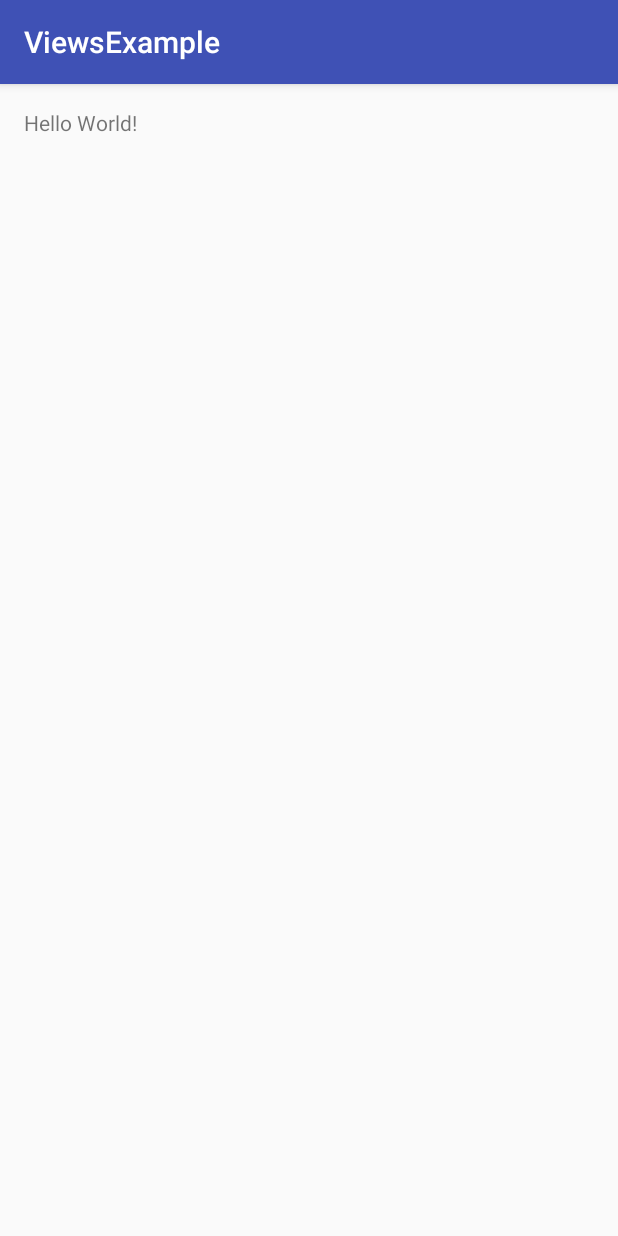
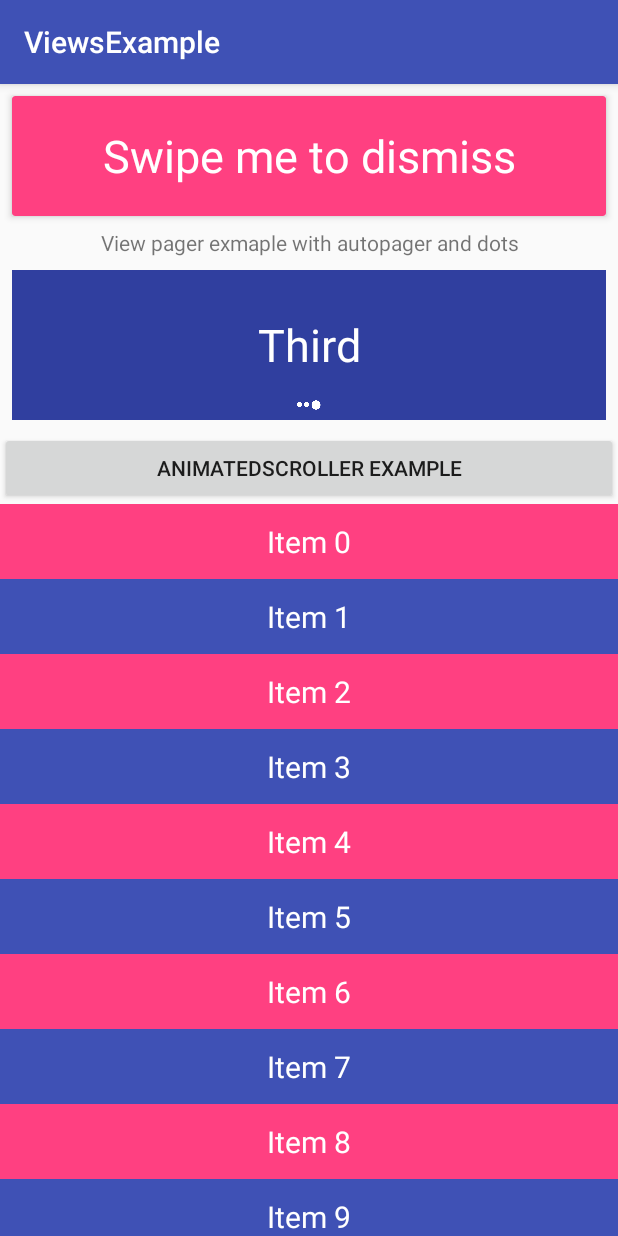
Before and after one commit to nitin070895a/views, an Android app: the screen it shows after launch (MainActivity), on a phone screen of 412 x 824 dp. Run offline under Robolectric (Android 15) with nearby library versions, the phone set to English and light mode, and no system bars.

Commit message:
Added animated scroll, autopager and example app

```diff
--- a/app/build.gradle
+++ b/app/build.gradle
@@ -20,14 +20,13 @@ android {
 }
 
 dependencies {
-    compile fileTree(dir: 'libs', include: ['*.jar'])
+    compile fileTree(include: ['*.jar'], dir: 'libs')
     testCompile 'junit:junit:4.12'
-
     compile "com.android.support:appcompat-v7:$rootProject.ext.support_version"
     compile "com.android.support:design:$rootProject.ext.support_version"
     compile "com.android.support:cardview-v7:$rootProject.ext.support_version"
     compile "com.android.support:appcompat-v7:$rootProject.ext.support_version"
     compile "com.android.support:support-v4:$rootProject.ext.support_version"
     compile "com.android.support:recyclerview-v7:$rootProject.ext.support_version"
-
+    compile project(':views')
 }
--- a/app/src/main/java/nitin/thecrazyprogrammer/viewsexample/MainActivity.java
+++ b/app/src/main/java/nitin/thecrazyprogrammer/viewsexample/MainActivity.java
@@ -1,13 +1,79 @@
 package nitin.thecrazyprogrammer.viewsexample;
 
+import android.support.v4.view.ViewPager;
+import android.support.v4.widget.NestedScrollView;
 import android.support.v7.app.AppCompatActivity;
 import android.os.Bundle;
+import android.support.v7.widget.ButtonBarLayout;
+import android.support.v7.widget.CardView;
+import android.support.v7.widget.RecyclerView;
+import android.util.Log;
+import android.view.View;
+import android.widget.Button;
+import android.widget.LinearLayout;
+
+import java.util.Random;
+
+import nitin.thecrazyprogrammer.views.AnimatedScroller;
+import nitin.thecrazyprogrammer.views.AutoPager;
+import nitin.thecrazyprogrammer.views.SwipeTouchListener;
 
 public class MainActivity extends AppCompatActivity {
+
+    private int TOTAL_PAGES = 3;
+    private int RECYCLER_VIEW_SIZE = 100;
+    private int PAGE_SCROLL_DELAY = 1500;
+
+    private CardView cardView;
+    private ViewPager viewPager;
+    private Button button;
+    NestedScrollView nestedScrollView;
+    private RecyclerView recyclerView;
+
+    private AutoPager autoPager;
+    private AnimatedScroller animatedScroller;
 
     @Override
     protected void onCreate(Bundle savedInstanceState) {
         super.onCreate(savedInstanceState);
         setContentView(R.layout.activity_main);
+
+        cardView = (CardView) findViewById(R.id.cardView);
+        viewPager = (ViewPager) findViewById(R.id.viewpager);
+        button = (Button) findViewById(R.id.button);
+        nestedScrollView = (NestedScrollView) findViewById(R.id.nestedScrollView);
+        recyclerView = (RecyclerView) findViewById(R.id.recyclerView);
+
+        cardView.setOnTouchListener(new SwipeTouchListener(this, true, 30, new SwipeTouchListener.SwipeViewDismissListener() {
+            @Override
+            public void dismiss(View view) {
+                cardView.setVisibility(View.GONE);
+            }
+        }));
+
+        button.setOnClickListener(new View.OnClickListener() {
+            @Override
+            public void onClick(View view) {
+                float y = recyclerView.getChildAt(0).getHeight() * new Random().nextInt(RECYCLER_VIEW_SIZE);
+                Log.e("Hurray", "Y " + y);
+                animatedScroller.scrollTo(0, (int) y, 1000);
+            }
+        });
+
+        autoPager = new AutoPager(this, 0, TOTAL_PAGES);
+        autoPager.setDelay(PAGE_SCROLL_DELAY);
+        viewPager.setAdapter(new ViewpagerAdapter(this, TOTAL_PAGES));
+        autoPager.makeDots(viewPager, (LinearLayout) findViewById(R.id.dots_ll));
+        autoPager.startAutoPaging(viewPager);
+
+        animatedScroller = new AnimatedScroller(nestedScrollView);
+        recyclerView.setAdapter(new RecyclerViewExampleAdapter(this, RECYCLER_VIEW_SIZE));
+    }
+
+    @Override
+    protected void onDestroy() {
+        if(autoPager != null)
+            autoPager.destroyAutoPager();
+        super.onDestroy();
     }
 }
--- /dev/null
+++ b/app/src/main/java/nitin/thecrazyprogrammer/viewsexample/RecyclerViewExampleAdapter.java
@@ -0,0 +1,67 @@
+package nitin.thecrazyprogrammer.viewsexample;
+
+import android.content.Context;
+import android.support.v7.widget.RecyclerView;
+import android.view.LayoutInflater;
+import android.view.View;
+import android.view.ViewGroup;
+import android.widget.LinearLayout;
+import android.widget.TextView;
+
+/**
+ * Created by Nitin on 09/03/18.
+ */
+
+public class RecyclerViewExampleAdapter extends RecyclerView.Adapter<RecyclerView.ViewHolder>{
+
+    private Context context;
+    private int size;
+    private LayoutInflater inflater;
+
+    public class MyHolder extends RecyclerView.ViewHolder{
+
+        private LinearLayout back;
+        private TextView textView;
+        private View view;
+
+        public MyHolder(View itemView) {
+            super(itemView);
+            this.view = itemView;
+            textView = itemView.findViewById(R.id.text);
+            back = itemView.findViewById(R.id.back);
+        }
+
+        public View getView() {
+            return view;
+        }
+    }
+
+    public RecyclerViewExampleAdapter(Context context, int size){
+        this.context = context;
+        this.size = size;
+        inflater = LayoutInflater.from(context);
+    }
+
+    @Override
+    public RecyclerView.ViewHolder onCreateViewHolder(ViewGroup parent, int viewType) {
+        View view = inflater.inflate(R.layout.item_recycler_view, parent, false);
+        return new MyHolder(view);
+    }
+
+    @Override
+    public void onBindViewHolder(RecyclerView.ViewHolder holder, int position) {
+
+        if(position %2 == 0)
+            ((MyHolder)holder).back.setBackgroundColor(context.getResources().getColor(R.color.colorAccent));
+        else
+            ((MyHolder)holder).back.setBackgroundColor(context.getResources().getColor(R.color.colorPrimary));
+
+        ((MyHolder)holder).textView.setText("Item " + position);
+
+    }
+
+    @Override
+    public int getItemCount() {
+        return size;
+    }
+}
--- /dev/null
+++ b/app/src/main/java/nitin/thecrazyprogrammer/viewsexample/ViewpagerAdapter.java
@@ -0,0 +1,60 @@
+package nitin.thecrazyprogrammer.viewsexample;
+
+import android.content.Context;
+import android.support.v4.view.PagerAdapter;
+import android.view.LayoutInflater;
+import android.view.View;
+import android.view.ViewGroup;
+import android.widget.LinearLayout;
+import android.widget.TextView;
+
+/**
+ * Created by Nitin on 09/03/18.
+ */
+public class ViewpagerAdapter extends PagerAdapter{
+
+    private int size;
+    private Context context;
+    private LayoutInflater inflater;
+    private TextView textView;
+    private LinearLayout back;
+
+    public ViewpagerAdapter(Context context, int size){
+
+        this.size = size;
+        this.context = context;
+        this.inflater = LayoutInflater.from(context);
+    }
+
+    @Override
+    public int getCount() {
+        return size;
+    }
+
+    @Override
+    public boolean isViewFromObject(View view, Object object) {
+        return view == object;
+    }
+
+    @Override
+    public Object instantiateItem(ViewGroup container, int position) {
+
+        View view = inflater.inflate(R.layout.item_viewpager, container, false);
+        textView = view.findViewById(R.id.text);
+        back = view.findViewById(R.id.back);
+
+        switch (position){
+            case 0: back.setBackgroundColor(context.getResources().getColor(R.color.colorPrimary)); textView.setText("First"); break;
+            case 1: back.setBackgroundColor(context.getResources().getColor(R.color.colorAccent)); textView.setText("Second"); break;
+            case 2: back.setBackgroundColor(context.getResources().getColor(R.color.colorPrimaryDark)); textView.setText("Third"); break;
+        }
+
+        container.addView(view);
+        return view;
+    }
+
+    @Override
+    public void destroyItem(ViewGroup container, int position, Object object) {
+        container.removeView((View) object);
+    }
+}
--- a/app/src/main/res/layout/activity_main.xml
+++ b/app/src/main/res/layout/activity_main.xml
@@ -1,18 +1,85 @@
 <?xml version="1.0" encoding="utf-8"?>
-<RelativeLayout xmlns:android="http://schemas.android.com/apk/res/android"
+<LinearLayout xmlns:android="http://schemas.android.com/apk/res/android"
     xmlns:tools="http://schemas.android.com/tools"
+    xmlns:app="http://schemas.android.com/apk/res-auto"
     android:id="@+id/activity_main"
     android:layout_width="match_parent"
     android:layout_height="match_parent"
-    android:paddingBottom="@dimen/activity_vertical_margin"
-    android:paddingLeft="@dimen/activity_horizontal_margin"
-    android:paddingRight="@dimen/activity_horizontal_margin"
-    android:paddingTop="@dimen/activity_vertical_margin"
+    android:orientation="vertical"
     tools:context="nitin.thecrazyprogrammer.viewsexample.MainActivity">
 
+    <android.support.v7.widget.CardView
+        android:id="@+id/cardView"
+        android:layout_width="match_parent"
+        android:layout_height="80dp"
+        android:clickable="true"
+        app:cardElevation="3dp"
+        android:layout_margin="8dp"
+        app:cardCornerRadius="2dp"
+        app:cardBackgroundColor="@color/colorAccent">
+
+        <TextView
+            android:layout_width="match_parent"
+            android:layout_height="match_parent"
+            android:text="Swipe me to dismiss"
+            android:gravity="center"
+            android:textSize="30sp"
+            android:textColor="#fff"
+            android:layout_gravity="center"/>
+
+    </android.support.v7.widget.CardView>
+
     <TextView
-        android:layout_width="wrap_content"
+        android:layout_width="match_parent"
+        android:layout_height="20dp"
+        android:text="View pager exmaple with autopager and dots"
+        android:gravity="center"/>
+
+    <FrameLayout
+        android:layout_width="match_parent"
+        android:layout_height="100dp"
+        android:layout_margin="8dp">
+
+        <android.support.v4.view.ViewPager
+            android:id="@+id/viewpager"
+            android:layout_width="match_parent"
+            android:layout_height="match_parent"/>
+
+        <LinearLayout
+            android:id="@+id/dots_ll"
+            android:layout_width="match_parent"
+            android:layout_height="20dp"
+            android:orientation="horizontal"
+            android:gravity="center"
+            android:layout_gravity="bottom"/>
+
+    </FrameLayout>
+
+    <Button
+        android:id="@+id/button"
+        android:layout_width="match_parent"
         android:layout_height="wrap_content"
-        android:text="Hello World!" />
+        android:text="AnimatedScroller Example"
+        android:gravity="center"/>
 
-</RelativeLayout>
+    <android.support.v4.widget.NestedScrollView
+        android:id="@+id/nestedScrollView"
+        android:layout_width="match_parent"
+        android:layout_height="wrap_content">
+
+        <LinearLayout
+            android:layout_width="match_parent"
+            android:layout_height="wrap_content">
+
+            <android.support.v7.widget.RecyclerView
+                android:id="@+id/recyclerView"
+                android:layout_width="match_parent"
+                android:layout_height="wrap_content"
+                android:nestedScrollingEnabled="false"
+                app:layoutManager="android.support.v7.widget.LinearLayoutManager" />
+
+        </LinearLayout>
+
+    </android.support.v4.widget.NestedScrollView>
+
+</LinearLayout>
--- /dev/null
+++ b/app/src/main/res/layout/item_recycler_view.xml
@@ -0,0 +1,19 @@
+<?xml version="1.0" encoding="utf-8"?>
+<LinearLayout
+    xmlns:android="http://schemas.android.com/apk/res/android"
+    android:id="@+id/back"
+    android:orientation="vertical"
+    android:layout_width="match_parent"
+    android:layout_height="50dp"
+    android:background="@color/colorPrimary">
+
+    <TextView
+        android:id="@+id/text"
+        android:textColor="#fff"
+        android:textSize="20sp"
+        android:text="Text"
+        android:layout_width="match_parent"
+        android:layout_height="match_parent"
+        android:gravity="center"/>
+
+</LinearLayout>
--- /dev/null
+++ b/app/src/main/res/layout/item_viewpager.xml
@@ -0,0 +1,19 @@
+<?xml version="1.0" encoding="utf-8"?>
+<LinearLayout
+    xmlns:android="http://schemas.android.com/apk/res/android"
+    android:orientation="vertical"
+    android:id="@+id/back"
+    android:layout_width="match_parent"
+    android:layout_height="80dp"
+    android:background="@color/colorPrimaryDark">
+
+    <TextView
+        android:id="@+id/text"
+        android:layout_width="match_parent"
+        android:layout_height="match_parent"
+        android:text="Viewpager item"
+        android:textSize="30sp"
+        android:textColor="#fff"
+        android:gravity="center"/>
+
+</LinearLayout>
--- /dev/null
+++ b/views/src/main/java/nitin/thecrazyprogrammer/views/AnimatedScroller.java
@@ -0,0 +1,68 @@
+package nitin.thecrazyprogrammer.views;
+
+import android.animation.Animator;
+import android.animation.AnimatorSet;
+import android.animation.ObjectAnimator;
+import android.view.View;
+
+/**
+ * Created by Nitin Khurana on 11/2/2017.
+ *
+ * Scrolls a view with an animation
+ */
+public class AnimatedScroller {
+
+    View view;
+
+    /**
+     * Scrolls a view with an animation
+     * @param view the view to be scrolled with an animation
+     */
+    public AnimatedScroller(View view){
+
+        this.view = view;
+    }
+
+    /**
+     * Scrolls the view given in the constructor with an animation
+     * @param x0 the x coordinate of the destination position
+     * @param y0 the y coordinate of the destination position
+     * @param duration the duration of the animation, i.e the time the animation should take to reach the destination coordinates
+     */
+    public void scrollTo(int x0, int y0, int duration) {
+        int x = x0;
+        int y = y0;
+        ObjectAnimator xTranslate = ObjectAnimator.ofInt(view, "scrollX", x);
+        ObjectAnimator yTranslate = ObjectAnimator.ofInt(view, "scrollY", y);
+
+        AnimatorSet animators = new AnimatorSet();
+        animators.setDuration(duration);
+        animators.playTogether(xTranslate, yTranslate);
+        animators.addListener(new Animator.AnimatorListener() {
+
+            @Override
+            public void onAnimationStart(Animator arg0) {
+                // TODO Auto-generated method stub
+            }
+
+            @Override
+            public void onAnimationRepeat(Animator arg0) {
+                // TODO Auto-generated method stub
+
+            }
+
+            @Override
+            public void onAnimationEnd(Animator arg0) {
+                // TODO Auto-generated method stub
+
+            }
+
+            @Override
+            public void onAnimationCancel(Animator arg0) {
+                // TODO Auto-generated method stub
+
+            }
+        });
+        animators.start();
+    }
+}
--- /dev/null
+++ b/views/src/main/java/nitin/thecrazyprogrammer/views/AutoPager.java
@@ -0,0 +1,183 @@
+package nitin.thecrazyprogrammer.views;
+
+import android.content.Context;
+import android.os.Handler;
+import android.support.v4.view.ViewPager;
+import android.view.MotionEvent;
+import android.view.View;
+import android.widget.ImageView;
+import android.widget.LinearLayout;
+
+import nitin.thecrazyprogrammer.views.R;
+
+/**
+ * Created by Nitin Khurana on 7/25/2017.
+ *
+ * This class provides functionality for a viewpager to scroll automatically
+ * Not only the autoscroll behavior but you can also add bottom dots to the viewpager with each dot representing a page
+ * The current page dot will automatically will be inflated by a certain degree
+ *
+ * Functions :
+ *
+ * A) Autopaging
+ * B) Provides Dots
+ *
+ * Note : ********** (This class provides both or either of these functions) ***********
+ * Note : ********** can be used when you either want autopaging or dots or both *******
+ *
+ * Usage Steps:
+ *
+ * 1. Create an instance of this class
+ * 2. Pass context, starting page number, total no of pages to the constructor
+ * 3. To start autopaging call startAutoPaging() method with passing your viewpager as parameter
+ * 4. To add dots create a linearLayout in your layout in which you want to add the dots and call method makeDots() passing your viewpager and that linearLayout
+ * 5. When you use autopager don't forget to call destroyAutoPager when you are done using it, usually it is called in onDestroyView() for fragment or onDestroy() for activity
+ *
+ * eg :
+ *
+ * AutoPager autoPager = new AutoPager(getActivity(), 0, banners.size());
+ * autoPager.startAutoPaging(viewPager); // for autopage
+ * autoPager.makeDots(viewPager,ll_bullets); // for making dots
+ * viewPager.setAdapter(yourAdapter);
+ *
+ */
+public class AutoPager {
+
+    private int DELAY = 7000;
+    private int currPage = 0;
+    private int totalPages = 0;
+    private boolean touched = false;
+
+    Context context;
+    Runnable autoPage;
+    Handler handler = new Handler();
+
+    /**
+     * Initiate the Autopager
+     * @param context the context of the activity
+     * @param startPage the page to begin with, usually 0
+     * @param totalPages the total no of pages in the viewpager
+     */
+    public AutoPager(Context context, int startPage, int totalPages){
+
+        currPage = startPage;
+        this.totalPages = totalPages;
+        this.context = context;
+    }
+
+    /**
+     * Starts autopaging on a viewpager
+     * Scrolls the viewpager automatically after a duration
+     * Also handles touch events, the viewpager will not scroll automatically if it is currently being touched
+     *
+     * Note : Infinite scroll, if reaches to the end starts from first page
+     *
+     * @param viewPager The viewpager to be scrolled automatically
+     */
+    public void startAutoPaging(final ViewPager viewPager){
+
+        autoPage = new Runnable() {
+            @Override
+            public void run() {
+                // if viewpager is not being touched
+                if (!touched) {/*
+                    if(!banner_viewpager.isSelected())
+                        banner_viewpager.setCurrentItem(currPage);*/
+                    ++currPage;
+                    if (currPage >= totalPages)
+                        currPage = 0;
+
+                    viewPager.setCurrentItem(currPage);
+                }
+                handler.postDelayed(autoPage, DELAY);
+            }
+        };
+
+        viewPager.setOnTouchListener(new View.OnTouchListener() {
+            @Override
+            public boolean onTouch(View v, MotionEvent event) {
+                if (event.getAction() == MotionEvent.ACTION_DOWN)
+                    touched = true;
+                else if (event.getAction() == MotionEvent.ACTION_UP)
+                    touched = false;
+                return false;
+            }
+        });
+
+        handler.postDelayed(autoPage, DELAY);
+    }
+
+    /**
+     * Sets the delay after which the viewpager will be scrolled
+     * @param delay time in miliseconds
+     */
+    public void setDelay(int delay) {
+        this.DELAY = delay;
+    }
+
+    /**
+     * Destroy the auto paging thread
+     * Must always be called
+     */
+    public void destroyAutoPager(){
+
+        handler.removeCallbacks(autoPage);
+    }
+
+    /**
+     * Make dots around the viewpager
+     * @param viewPager the viewpager to have dots
+     * @param dot_ll the linear layout added in your layout file that will contain dots
+     */
+    public void makeDots(ViewPager viewPager, final LinearLayout dot_ll) {
+
+        dot_ll.removeAllViews();
+
+        for (int i = 0; i < totalPages; i++) {
+            LinearLayout.LayoutParams params;
+            params = new LinearLayout.LayoutParams(context.getResources().getDimensionPixelOffset(R.dimen._5dp), context.getResources().getDimensionPixelOffset(R.dimen._5dp));
+
+            ImageView imageView = new ImageView(context);
+            imageView.setLayoutParams(params);
+            imageView.setImageResource(R.drawable.dot);
+            imageView.setId(987 + i);
+
+            dot_ll.addView(imageView);
+        }
+
+        if (totalPages > 0)
+            bigDot(0, dot_ll);
+
+        viewPager.addOnPageChangeListener(new ViewPager.OnPageChangeListener() {
+            @Override
+            public void onPageScrolled(int position, float positionOffset, int positionOffsetPixels) {
+                currPage = position;
+                bigDot(position, dot_ll);
+            }
+            @Override
+            public void onPageSelected(int position) {}
+            @Override
+            public void onPageScrollStateChanged(int state) {}
+        });
+
+    }
+
+    /**
+     * Internal method to highlight dot that is represeting the current page of the viewpager
+     * @param n current page no of the viewpager
+     * @param dot_ll the linear layout where we have the dots
+     */
+    private void bigDot(int n, LinearLayout dot_ll) {
+        LinearLayout.LayoutParams params;
+
+        for (int i = 0; i < totalPages; i++) {
+            ImageView imageView = (ImageView) dot_ll.findViewById(987 + i);
+            if (i == n)
+                params = new LinearLayout.LayoutParams(context.getResources().getDimensionPixelOffset(R.dimen._8dp), context.getResources().getDimensionPixelOffset(R.dimen._8dp));
+            else
+                params = new LinearLayout.LayoutParams(context.getResources().getDimensionPixelOffset(R.dimen._5dp), context.getResources().getDimensionPixelOffset(R.dimen._5dp));
+            imageView.setLayoutParams(params);
+            imageView.setImageResource(R.drawable.dot);
+        }
+    }
+}
--- a/views/src/main/java/nitin/thecrazyprogrammer/views/Views/SwipeTouchListener.java
+++ b/views/src/main/java/nitin/thecrazyprogrammer/views/SwipeTouchListener.java
@@ -1,4 +1,4 @@
-package nitin.thecrazyprogrammer.views.Views;
+package nitin.thecrazyprogrammer.views;
 
 import android.content.Context;
 import android.util.DisplayMetrics;
--- /dev/null
+++ b/views/src/main/res/values/dimens.xml
@@ -0,0 +1,5 @@
+<?xml version="1.0" encoding="utf-8"?>
+<resources>
+    <dimen name="_5dp">5dp</dimen>
+    <dimen name="_8dp">8dp</dimen>
+</resources>
```
Also changed, not shown: views/build.gradle (+7 -1 lines), gradle/wrapper/gradle-wrapper.properties, views/src/main/res/drawable/dot.png (added).
